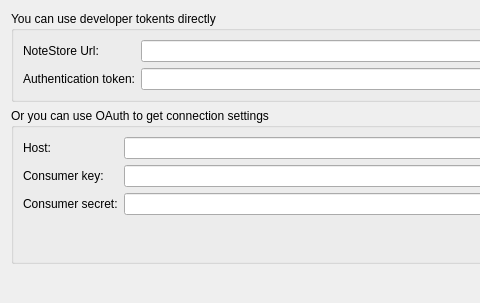
Qt form SettingsDialog.ui (d1vanov/QEverCloud-example-NotePoster) before a commit; both pictures show x 0 to 480 and y 0 to 303 of the 690 by 303 pixel window.
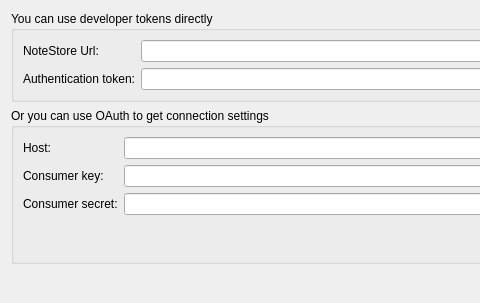
The same form after that commit.

```diff
--- a/SettingsDialog.ui
+++ b/SettingsDialog.ui
@@ -17,7 +17,7 @@
    <item>
     <widget class="QGroupBox" name="groupBox">
      <property name="title">
-      <string>You can use developer tokents directly</string>
+      <string>You can use developer tokens directly</string>
      </property>
      <layout class="QFormLayout" name="formLayout">
       <item row="0" column="0">
```
